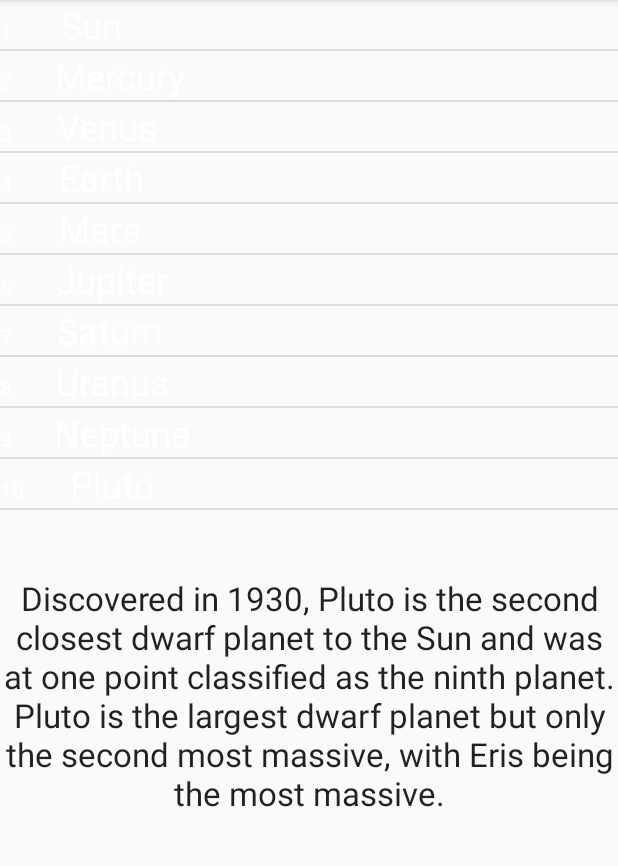
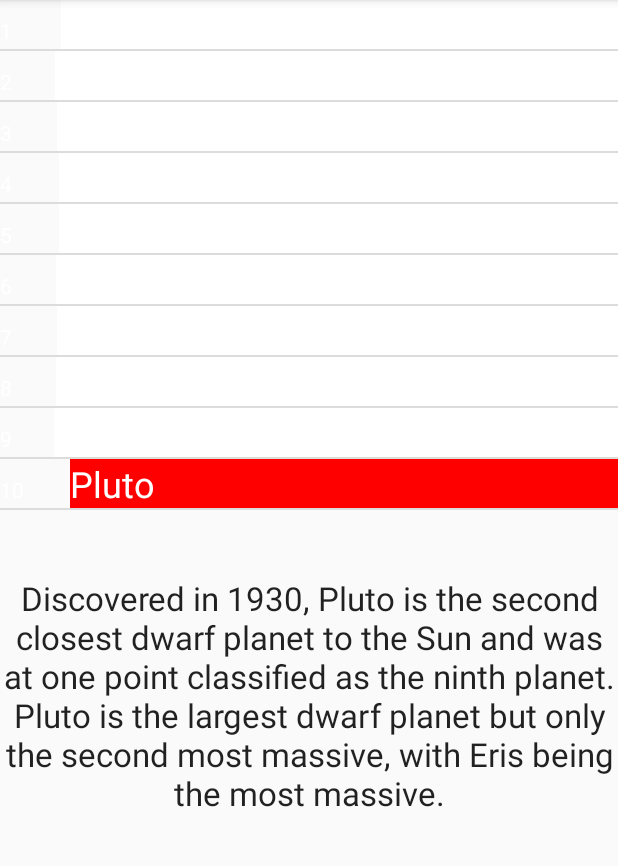
Before and after one commit to cryptonym0/SolarGuide, an Android app: the screen it shows after launch (MainActivity), after a tap on "10", on a phone screen of 412 x 824 dp, the part 84-950 px from its top. Run offline under Robolectric (Android 15) with nearby library versions, the phone set to English and light mode, and no system bars.

Commit message:
Added colour change to selector

```diff
--- a/app/src/main/java/com/example/t00055219/solarguide/DialogFragment.java
+++ b/app/src/main/java/com/example/t00055219/solarguide/DialogFragment.java
@@ -24,8 +24,8 @@ public class DialogFragment extends android.support.v4.app.Fragment {
     private String mParam1;
     private String mParam2;
     private TextView tv;
-    private String currentInfo;
-    int request_code_1 = 1;
+    String temp;
+    String test = "";
 
     private OnFragmentInteractionListener mListener;
 
@@ -51,6 +51,13 @@ public class DialogFragment extends android.support.v4.app.Fragment {
         return fragment;
     }
 
+
+    @Override
+    public void onSaveInstanceState(Bundle myBundle) {
+        myBundle.putString(test, temp);
+        super.onSaveInstanceState(myBundle);
+    }
+
     @Override
     public void onCreate(Bundle myBundle) {
         super.onCreate(myBundle);
@@ -63,14 +70,11 @@ public class DialogFragment extends android.support.v4.app.Fragment {
         View planetd = inflater.inflate(R.layout.info_fragment, container, false);
         tv = (TextView) planetd.findViewById(R.id.dialogFragment);
 
-
+        //Save Instance State
         if (myBundle != null) {
             temp = myBundle.getString(test);
             updateText(temp);
-
         }
-
-        //Find layouts
 
         return planetd;
     }
@@ -95,7 +99,6 @@ public class DialogFragment extends android.support.v4.app.Fragment {
             Resources res = getResources();
             String[] planets = res.getStringArray(R.array.descriptions);
             switch (data) {
-
                 case "Sun":
                     tv.setText(planets[0]);
                     break;
@@ -151,11 +154,4 @@ public class DialogFragment extends android.support.v4.app.Fragment {
         void onFragmentInteraction(String uri);
     }
 
-    String temp;
-    String test = "Egg";
-    @Override
-    public void onSaveInstanceState(Bundle myBundle) {
-        myBundle.putString(test, temp);
-        super.onSaveInstanceState(myBundle);
-    }
 }
--- a/app/src/main/java/com/example/t00055219/solarguide/MainActivity.java
+++ b/app/src/main/java/com/example/t00055219/solarguide/MainActivity.java
@@ -26,32 +26,31 @@ public class MainActivity extends AppCompatActivity implements Planets.OnFragmen
 //        planetInfo =nRestoreInstanceState().getString(planetInfo);
         super.onCreate(savedInstanceState);
         setContentView(R.layout.activity_main);
-
-        Log.d("On Create", "");
+        Log.d("On Create", "On Create");
     }
 
     @Override
     protected void onPause(){
         super.onPause();
-        Log.d("On Pause", "");
+        Log.d("On Pause", "On Pause");
     }
 
     @Override
     protected void onResume(){
         super.onResume();
-        Log.d("On Resume", "");
+        Log.d("On Resume", "On Resume");
     }
 
     @Override
     protected void onDestroy(){
         super.onDestroy();
-        Log.d("On Destroy", "");
+        Log.d("On Destroy", "On Destroy");
     }
 
     @Override
     protected void onRestart(){
         super.onRestart();
-        Log.d("On Restart", "");
+        Log.d("On Restart", "On Restart");
     }
 
 
@@ -62,20 +61,6 @@ public class MainActivity extends AppCompatActivity implements Planets.OnFragmen
         fragmentB.updateText(data);
     }
 
-    @Override
-    public void onSaveInstanceState(Bundle myBundle) {
-// Save the user's current game state
-        myBundle.putString(planetInfo, "Egg");
-// Always call the superclass so it can save the view hierarchy state
-        super.onSaveInstanceState(myBundle);
-    }
-
-    public void onRestoreInstanceState(Bundle myBundle) {
-// Always call the superclass so it can restore the view hierarchy
-        super.onRestoreInstanceState(myBundle);
-// Restore state members from saved instance
-        myBundle.putString(planetInfo, "Egg");
-    }
 
 
 }
--- a/app/src/main/java/com/example/t00055219/solarguide/Planets.java
+++ b/app/src/main/java/com/example/t00055219/solarguide/Planets.java
@@ -21,7 +21,6 @@ import android.view.LayoutInflater;
  * Created by t00055219 on 10/13/2016.
  */
 
-
 public class Planets extends ListFragment {
     // TODO: Rename parameter arguments, choose names that match
     // the fragment initialization parameters, e.g. ARG_ITEM_NUMBER
@@ -32,6 +31,7 @@ public class Planets extends ListFragment {
     private String mParam1;
     private String mParam2;
     String[] stringname;
+    View previous;
 
     private OnFragmentInteractionListener mListener;
 
@@ -58,8 +58,8 @@ public class Planets extends ListFragment {
     }
 
     @Override
-    public void onCreate(Bundle savedInstanceState) {
-        super.onCreate(savedInstanceState);
+    public void onCreate(Bundle myBundle) {
+        super.onCreate(myBundle);
         if (getArguments() != null) {
             mParam1 = getArguments().getString(ARG_PARAM1);
             mParam2 = getArguments().getString(ARG_PARAM2);
@@ -71,7 +71,6 @@ public class Planets extends ListFragment {
                              Bundle savedInstanceState) {
         // Inflate the layout for this fragment
         View planetview = inflater.inflate(R.layout.list_fragment, container, false);
-
         List<Planet> planetList = new ArrayList<>();
         stringname = getResources().getStringArray(R.array.planet_list);
 
@@ -100,11 +99,19 @@ public class Planets extends ListFragment {
         }
     }
 
+
     @Override
     public void onListItemClick(ListView l, View v, int position, long id) {
         super.onListItemClick(l, v, position, id);
+
         mListener.onFragmentInteraction(stringname[position]);
+//        previous.setSelected(false);
+        v.setSelected(true);
+        previous=v;
+
+
     }
+
 
     @Override
     public void onDetach() {
--- /dev/null
+++ b/app/src/main/res/drawable/list_selector.xml
@@ -0,0 +1,11 @@
+<?xml version="1.0" encoding="utf-8"?>
+<selector xmlns:android="http://schemas.android.com/apk/res/android">
+<item
+    android:state_pressed="true"
+    android:drawable="@color/red"  />
+<item
+    android:state_selected="true"
+    android:drawable="@color/red" />
+<item
+    android:drawable="@color/white" />
+</selector>
--- a/app/src/main/res/layout/list_fragment.xml
+++ b/app/src/main/res/layout/list_fragment.xml
@@ -1,6 +1,7 @@
 <ListView xmlns:android="http://schemas.android.com/apk/res/android"
 android:layout_height="match_parent"
 android:layout_width="match_parent"
-android:id="@+id/Listview">
+android:id="@+id/Listview"
+    android:drawSelectorOnTop="false">
 
 </ListView>
--- a/app/src/main/res/layout/row_description.xml
+++ b/app/src/main/res/layout/row_description.xml
@@ -23,5 +23,11 @@ android:layout_height="match_parent"
         android:layout_weight="10"
         android:textSize="24sp"
         tools:textStyle="bold"
-        android:textColor="@android:color/white" />
+        android:textColor="@android:color/white"
+        android:background="@drawable/list_selector"
+        />
+
+
+
+
 </LinearLayout>
--- a/app/src/main/res/values/colors.xml
+++ b/app/src/main/res/values/colors.xml
@@ -3,4 +3,8 @@
     <color name="colorPrimary">#3F51B5</color>
     <color name="colorPrimaryDark">#303F9F</color>
     <color name="colorAccent">#FF4081</color>
+    <color name="white">#FFFFFF</color>
+    <color name="red">#FF0000</color>
+
+
 </resources>
```
